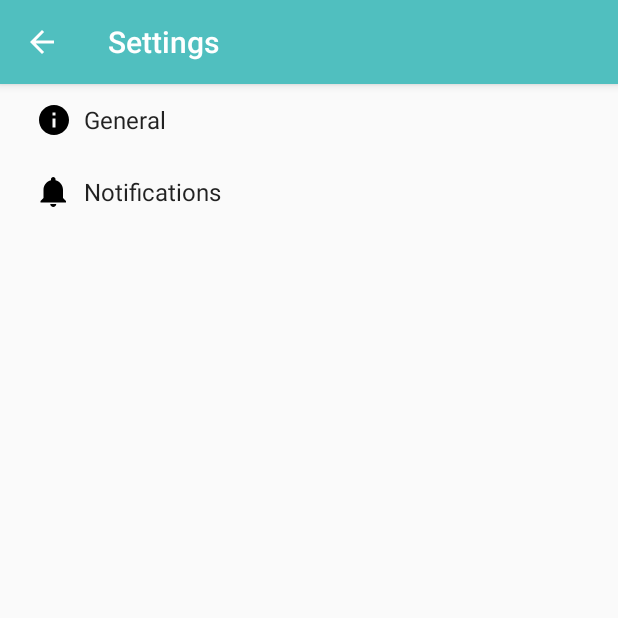
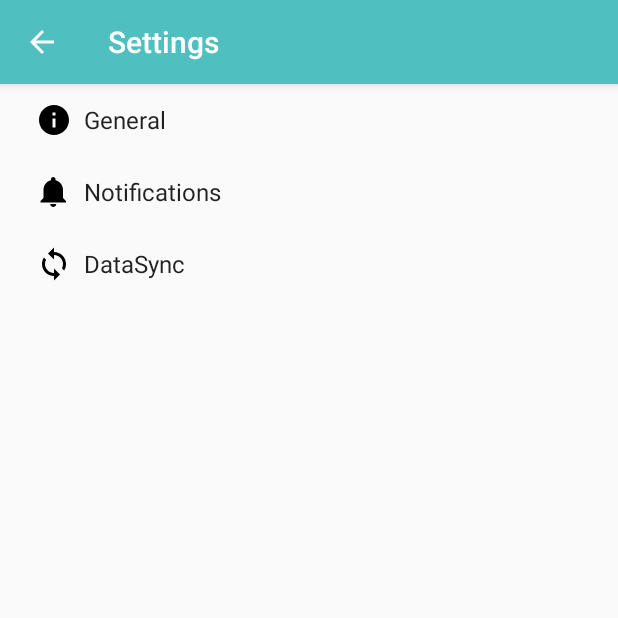
Before and after one commit to GeorgeChase/BudgetPlanner, an Android app: the Settings screen opened directly, with no data from a screen before it, on a phone screen of 412 x 824 dp, the top half of it. Run offline under Robolectric (Android 15) with nearby library versions, the phone set to English and light mode, and no system bars.

```diff
--- a/app/src/main/res/xml/pref_headers.xml
+++ b/app/src/main/res/xml/pref_headers.xml
@@ -12,4 +12,9 @@
         android:icon="@drawable/ic_notifications_black_24dp"
         android:title="@string/pref_header_notifications" />
 
+    <header
+        android:fragment="com.example.georgechase.budgetplanner.Settings$DataSyncPreferenceFragment"
+        android:icon="@drawable/ic_sync_black_24dp"
+        android:title="DataSync" />
+
 </preference-headers>
```
